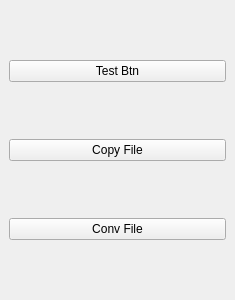
Old version of the form ProtocolAnalysis/src/ProtocolAnalysis/UI/LeftFnWin.ui in the repository atom-chen/Tools-2.
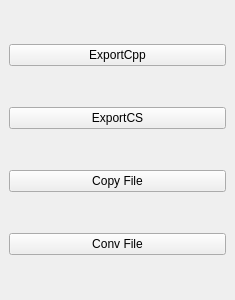
New version of the form.

What changed in the file:
```diff
--- a/ProtocolAnalysis/src/ProtocolAnalysis/UI/LeftFnWin.ui
+++ b/ProtocolAnalysis/src/ProtocolAnalysis/UI/LeftFnWin.ui
@@ -18,12 +18,19 @@
     <item>
      <widget class="QPushButton" name="m_btnCheck">
       <property name="text">
-       <string>Test Btn</string>
+       <string>ExportCpp</string>
       </property>
      </widget>
     </item>
     <item>
-     <widget class="QPushButton" name="m_btnVersion">
+     <widget class="QPushButton" name="m_pushButtonExportCS">
+      <property name="text">
+       <string>ExportCS</string>
+      </property>
+     </widget>
+    </item>
+    <item>
+     <widget class="QPushButton" name="m_btnCopyFile">
       <property name="text">
        <string>Copy File</string>
       </property>
```
Left out of the diff: 4 changed lines with no effect on the pictures.
